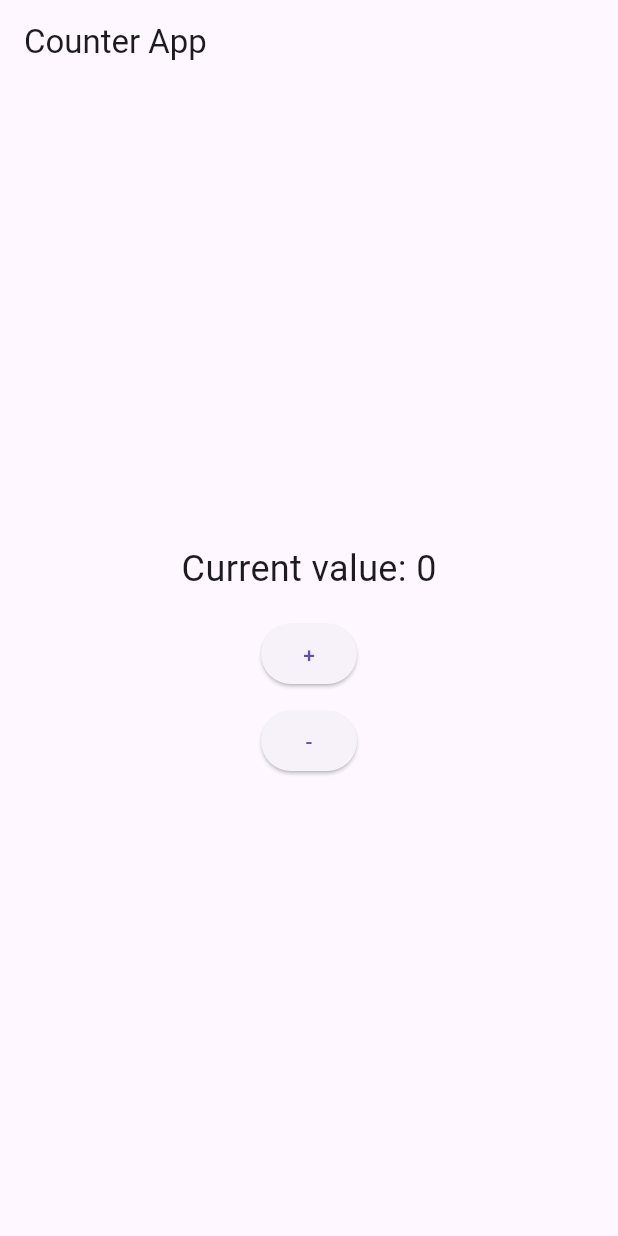
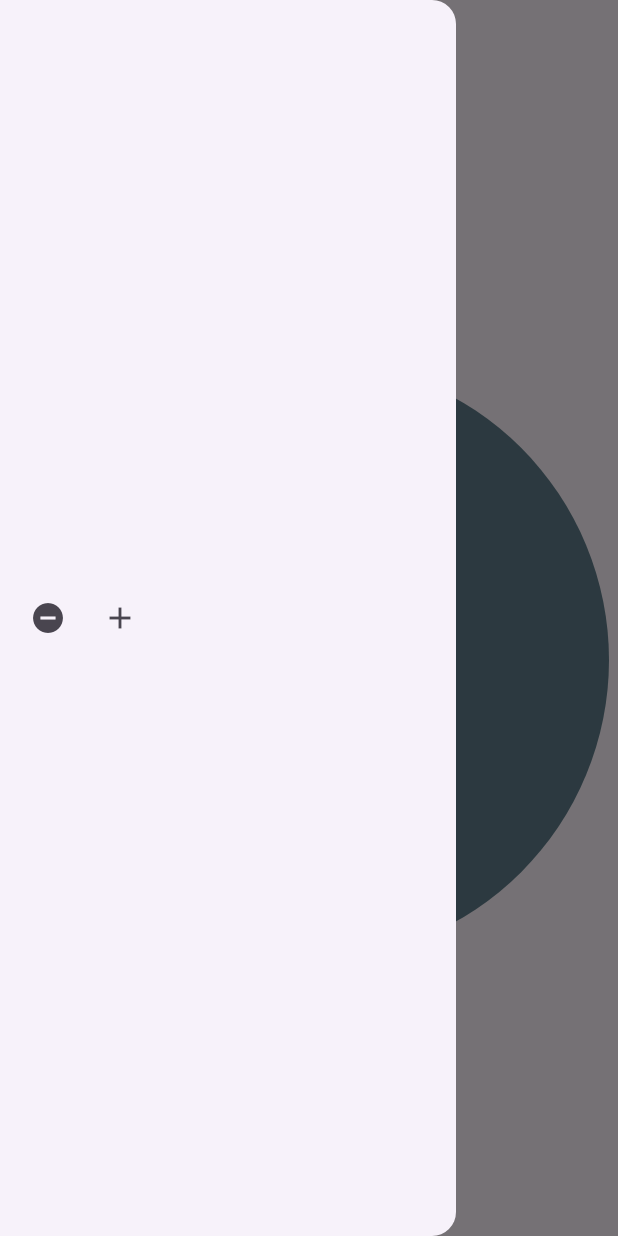
Before and after one commit to irajeshh/Bloc, a Flutter app: the screen it shows after launch, with the side drawer open (before the commit the screen has no drawer), on a phone screen of 412 x 824 dp. Run offline on Flutter 3.47's test engine with Material 3 defaults, Android fonts, the phone set to English and light mode, and no system bars; our stand-ins replace flutter_bloc.

Commit message:
codes isolated and organised

```diff
--- /dev/null
+++ b/lib/Blocs/Counter/Bloc.dart
@@ -0,0 +1,27 @@
+// ignore_for_file: invalid_use_of_visible_for_testing_member
+
+import 'package:flutter_bloc/flutter_bloc.dart';
+
+part './Event.dart';
+part './State.dart';
+
+/// Bloc that manages the state of a counter
+class CounterBloc extends Bloc<CounterEvent, CounterState> {
+  ///Setting the initial value of this bloc as zero
+  CounterBloc() : super(0) {
+    on<IncreaseEvent>(onIncreaseEventFn);
+    on<DecreaseEvent>(onDecreaseEventFn);
+  }
+
+  Future<void> onIncreaseEventFn(IncreaseEvent event, Emitter<int> emitter) async {
+    ///Assume Fake [http] repository call
+    // await Future.delayed(Durations.extralong1);
+    emit(state + 1);
+  }
+
+  Future<void> onDecreaseEventFn(DecreaseEvent event, Emitter<int> emitter) async {
+    ///Assume Fake [http] repository call
+    // await Future.delayed(Durations.extralong1);
+    emit(state - 1);
+  }
+}
--- /dev/null
+++ b/lib/Blocs/Counter/Event.dart
@@ -0,0 +1,23 @@
+part of './Bloc.dart';
+
+///Basec class to trigger events to manage count
+abstract class CounterEvent {
+  ///To make the event more readable in debugging console
+
+  @override
+  String toString();
+}
+
+class IncreaseEvent extends CounterEvent {
+  @override
+  String toString() {
+    return 'To increase the number by 1';
+  }
+}
+
+class DecreaseEvent extends CounterEvent {
+  @override
+  String toString() {
+    return 'To decrease the number by 1';
+  }
+}
--- /dev/null
+++ b/lib/Blocs/Counter/State.dart
@@ -0,0 +1,4 @@
+part of './Bloc.dart';
+
+///Just renaming the [int] value to make the state of bloc readable
+typedef CounterState = int;
--- a/lib/MyApp.dart
+++ b/lib/MyApp.dart
@@ -1,16 +1,24 @@
-
 import 'package:flutter/material.dart';
 import 'package:flutter_bloc/flutter_bloc.dart';
-import 'package:my_counter_app/sevices/bloc/Counter_bloc.dart';
-import 'package:my_counter_app/ui/homepage.dart';
+import 'package:my_counter_app/Blocs/Counter/Bloc.dart';
+import 'package:my_counter_app/UI/Home.dart';
 
+///Primary Material Application
 class MyApp extends StatelessWidget {
+  ///Constructor
+  const MyApp({super.key});
+
   @override
   Widget build(BuildContext context) {
     return MaterialApp(
-      home: BlocProvider(/// useing bloc here
-        create: (context) => CounterBloc(), /// provide your CounterBloc here
-        child:Homepage(),
+      home: MultiBlocProvider(
+        providers: [
+          BlocProvider<CounterBloc>(create: (BuildContext context) => CounterBloc()),
+
+          /// BlocProvider<AuthBloc>(create: (BuildContext context) => AuthBloc()),
+          ///...Other blocs
+        ],
+        child: const Homepage(),
       ),
     );
   }
--- /dev/null
+++ b/lib/UI/Drawer.dart
@@ -0,0 +1,52 @@
+import 'package:flutter/material.dart';
+import 'package:flutter_bloc/flutter_bloc.dart';
+import 'package:my_counter_app/Blocs/Counter/Bloc.dart';
+
+///Simple drawer which has no direct connection with [body] of the [HomePage]
+class DrawerPage extends StatefulWidget {
+  ///Constructor
+  const DrawerPage({super.key});
+
+  @override
+  State<DrawerPage> createState() => _DrawerPageState();
+}
+
+class _DrawerPageState extends State<DrawerPage> {
+  late CounterBloc bloc;
+
+  @override
+  void initState() {
+    bloc = BlocProvider.of<CounterBloc>(context);
+    super.initState();
+  }
+
+  @override
+  Widget build(BuildContext context) {
+    return Drawer(
+      child: Container(
+        alignment: Alignment.center,
+        padding: const EdgeInsets.all(8.0),
+        child: Row(
+          children: [
+            button(false),
+            button(true),
+          ],
+        ),
+      ),
+    );
+  }
+
+  Widget button(bool toIncrease) {
+    return IconButton(
+      tooltip: toIncrease ? 'Increase' : 'Decrease',
+      icon: Icon(toIncrease ? Icons.add : Icons.remove_circle),
+      onPressed: () {
+        if (toIncrease) {
+          bloc.add(IncreaseEvent());
+        } else {
+          bloc.add(DecreaseEvent());
+        }
+      },
+    );
+  }
+}
--- /dev/null
+++ b/lib/UI/Home.dart
@@ -0,0 +1,75 @@
+// ignore_for_file: file_names
+
+import 'package:flutter/material.dart';
+import 'package:flutter_bloc/flutter_bloc.dart';
+import 'package:my_counter_app/Blocs/Counter/Bloc.dart';
+import 'package:my_counter_app/UI/Drawer.dart';
+
+/// Homepage widget displays a counter app interface.
+class Homepage extends StatefulWidget {
+  ///Constructor
+  const Homepage({super.key});
+
+  @override
+  State<Homepage> createState() => _HomepageState();
+}
+
+class _HomepageState extends State<Homepage> {
+  @override
+  Widget build(BuildContext context) {
+    return Scaffold(
+      appBar: appBar(),
+      body: body(),
+      drawer: const DrawerPage(),
+    );
+  }
+
+  AppBar appBar() {
+    return AppBar(
+      title: const Text("Counter Manager"),
+    );
+  }
+
+  Widget body() {
+    return BlocBuilder<CounterBloc, CounterState>(
+      builder: (context, state) {
+        final bool swap = state.isEven;
+        double size = swap ? 400 : 300;
+        BorderRadius borderRadius = BorderRadius.circular(swap ? 360 : 8);
+        BoxDecoration boxDecoration() {
+          return BoxDecoration(
+            color: swap ? Colors.blueGrey : Colors.blue,
+            borderRadius: borderRadius,
+          );
+        }
+
+        Text text() {
+          return Text(
+            state.toString(),
+            style: TextStyle(
+              color: Colors.white,
+              fontSize: swap ? 50 : 25,
+            ),
+          );
+        }
+
+        return Center(
+          child: Container(
+            alignment: Alignment.center,
+            height: double.maxFinite,
+            width: double.maxFinite,
+            child: AnimatedContainer(
+              alignment: Alignment.center,
+              height: size,
+              width: size,
+              padding: const EdgeInsets.all(50),
+              decoration: boxDecoration(),
+              duration: const Duration(seconds: 1),
+              child: text(),
+            ),
+          ),
+        );
+      },
+    );
+  }
+}
--- a/lib/sevices/bloc/Counter_bloc.dart
+++ /dev/null
@@ -1,23 +0,0 @@
-import 'package:flutter_bloc/flutter_bloc.dart';
-
-// Define the events
-abstract class CounterEvent {}/// Abstract class representing events for manipulating the counter
-
-class Increase extends CounterEvent {} /// Event for increment
-
-class Decrease extends CounterEvent {} /// Event for  decrement
-
-
-/// Bloc that manages the state of a counter.
-class CounterBloc extends Bloc<CounterEvent, int> {
-  CounterBloc() : super(0) {
-    /// Initializes the counter bloc with an initial state of 0. CounterBloc() : super(0) {
-    on<Increase>((event, emit) {
-      emit(state + 1);
-    });
-
-    on<Decrease>((event, emit) {
-      emit(state - 1);
-    });
-  }
-}
--- a/lib/ui/homepage.dart
+++ /dev/null
@@ -1,54 +0,0 @@
-import 'package:flutter/material.dart';
-import 'package:flutter_bloc/flutter_bloc.dart';
-import '../sevices/bloc/Counter_bloc.dart'; // Adjust the path as per your project structure
-
-
-
-/// Homepage widget displays a counter app interface.
-
-class Homepage extends StatelessWidget {
-  const Homepage({Key? key}) : super(key: key);
-
-  @override
-  Widget build(BuildContext context) {
-    return BlocProvider(
-      create: (context) => CounterBloc(), // Provide your CounterBloc
-      child: Scaffold(
-        appBar: AppBar(
-          title: Text('Counter App'),
-        ),
-        body: BlocBuilder<CounterBloc, int>(
-          builder: (context, count) {
-            return Center(
-              child: Column(
-                mainAxisAlignment: MainAxisAlignment.center,
-                children: [
-                  Text(
-                    'Current value: $count',
-                    style: TextStyle(fontSize: 24.0),
-                  ),
-                  SizedBox(height: 16.0),
-                  ElevatedButton(
-                    onPressed: () {
-                      /// to manage and display the counter state using `CounterBloc`.
-                      BlocProvider.of<CounterBloc>(context).add(Increase());
-                    },
-                    child: Text('+'),
-                  ),
-                  SizedBox(height: 10),
-                  ElevatedButton(
-                    onPressed: () {
-                      /// to manage and display the counter state using `CounterBloc`.
-                      BlocProvider.of<CounterBloc>(context).add(Decrease());
-                    },
-                    child: Text('-'),
-                  ),
-                ],
-              ),
-            );
-          },
-        ),
-      ),
-    );
-  }
-}
```
Also changed, not shown: 1 other file.
